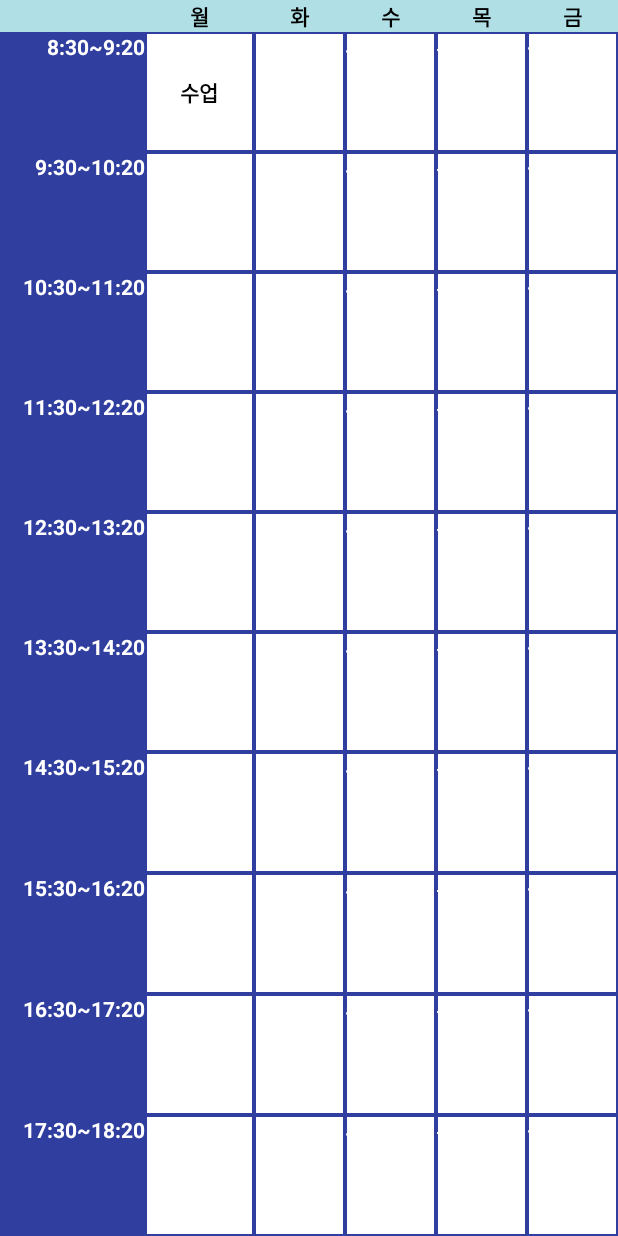
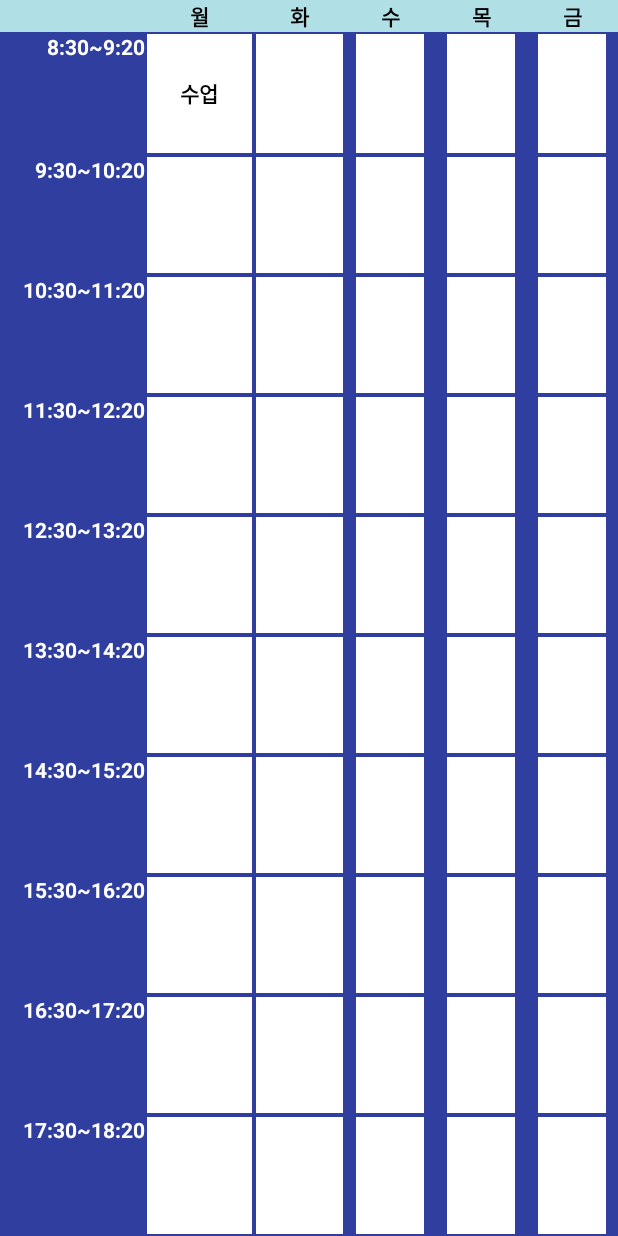
Before and after one commit to tkdyr2/School_Schedule, an Android app: the layout activity_my_schedule.xml on its own in the app's theme, with its tools: preview values and no code run, on a phone screen of 412 x 824 dp. Run offline under Robolectric (Android 15) with nearby library versions, the phone set to English and light mode, and no system bars.

Commit message:
Merge branch 'master' of https://github.com/tkdyr2/School_Schedule
# Conflicts:
#	.idea/caches/build_file_checksums.ser
#	app/src/main/java/cookandroid/com/schoolschedule/Simulation.java

```diff
--- a/app/src/main/res/layout/activity_my_schedule.xml
+++ b/app/src/main/res/layout/activity_my_schedule.xml
@@ -109,7 +109,7 @@
                 />
 
             <TextView
-                android:text="화"
+                android:text=""
                 android:layout_width="wrap_content"
                 android:layout_height="match_parent"
                 android:layout_weight="3"
@@ -121,7 +121,7 @@
                 />
 
             <TextView
-                android:text="수"
+                android:text=""
                 android:layout_width="wrap_content"
                 android:layout_height="match_parent"
                 android:layout_weight="3"
@@ -132,7 +132,7 @@
                 android:id="@+id/wndnesday0"
                 />
             <TextView
-                android:text="목"
+                android:text=""
                 android:layout_width="wrap_content"
                 android:layout_height="match_parent"
                 android:layout_weight="3"
@@ -144,7 +144,7 @@
                 />
 
             <TextView
-                android:text="금"
+                android:text=""
                 android:layout_width="wrap_content"
                 android:layout_height="match_parent"
                 android:layout_weight="3"
@@ -176,7 +176,7 @@
                 />
 
             <TextView
-                android:text="월"
+                android:text=""
                 android:layout_width="wrap_content"
                 android:layout_height="match_parent"
                 android:layout_weight="3"
@@ -188,7 +188,7 @@
                 />
 
             <TextView
-                android:text="화"
+                android:text=""
                 android:layout_width="wrap_content"
                 android:layout_height="match_parent"
                 android:layout_weight="3"
@@ -200,7 +200,7 @@
                 />
 
             <TextView
-                android:text="수"
+                android:text=""
                 android:layout_width="wrap_content"
                 android:layout_height="match_parent"
                 android:layout_weight="3"
@@ -211,7 +211,7 @@
                 android:id="@+id/wndnesday1"
                 />
             <TextView
-                android:text="목"
+                android:text=""
                 android:layout_width="wrap_content"
                 android:layout_height="match_parent"
                 android:layout_weight="3"
@@ -223,7 +223,7 @@
                 />
 
             <TextView
-                android:text="금"
+                android:text=""
                 android:layout_width="wrap_content"
                 android:layout_height="match_parent"
                 android:layout_weight="3"
@@ -255,7 +255,7 @@
                 />
 
             <TextView
-                android:text="월"
+                android:text=""
                 android:layout_width="wrap_content"
                 android:layout_height="match_parent"
                 android:layout_weight="3"
@@ -267,7 +267,7 @@
                 />
 
             <TextView
-                android:text="화"
+                android:text=""
                 android:layout_width="wrap_content"
                 android:layout_height="match_parent"
                 android:layout_weight="3"
@@ -279,7 +279,7 @@
                 />
 
             <TextView
-                android:text="수"
+                android:text=""
                 android:layout_width="wrap_content"
                 android:layout_height="match_parent"
                 android:layout_weight="3"
@@ -290,7 +290,7 @@
                 android:id="@+id/wndnesday2"
                 />
             <TextView
-                android:text="목"
+                android:text=""
                 android:layout_width="wrap_content"
                 android:layout_height="match_parent"
                 android:layout_weight="3"
@@ -302,7 +302,7 @@
                 />
 
             <TextView
-                android:text="금"
+                android:text=""
                 android:layout_width="wrap_content"
                 android:layout_height="match_parent"
                 android:layout_weight="3"
@@ -333,7 +333,7 @@
                 />
 
             <TextView
-                android:text="월"
+                android:text=""
                 android:layout_width="wrap_content"
                 android:layout_height="match_parent"
                 android:layout_weight="3"
@@ -345,7 +345,7 @@
                 />
 
             <TextView
-                android:text="화"
+                android:text=""
                 android:layout_width="wrap_content"
                 android:layout_height="match_parent"
                 android:layout_weight="3"
@@ -357,7 +357,7 @@
                 />
 
             <TextView
-                android:text="수"
+                android:text=""
                 android:layout_width="wrap_content"
                 android:layout_height="match_parent"
                 android:layout_weight="3"
@@ -368,7 +368,7 @@
                 android:id="@+id/wndnesday3"
                 />
             <TextView
-                android:text="목"
+                android:text=""
                 android:layout_width="wrap_content"
                 android:layout_height="match_parent"
                 android:layout_weight="3"
@@ -380,7 +380,7 @@
                 />
 
             <TextView
-                android:text="금"
+                android:text=""
                 android:layout_width="wrap_content"
                 android:layout_height="match_parent"
                 android:layout_weight="3"
@@ -411,7 +411,7 @@
                 />
 
             <TextView
-                android:text="월"
+                android:text=""
                 android:layout_width="wrap_content"
                 android:layout_height="match_parent"
                 android:layout_weight="3"
@@ -423,7 +423,7 @@
                 />
 
             <TextView
-                android:text="화"
+                android:text=""
                 android:layout_width="wrap_content"
                 android:layout_height="match_parent"
                 android:layout_weight="3"
@@ -435,7 +435,7 @@
                 />
 
             <TextView
-                android:text="수"
+                android:text=""
                 android:layout_width="wrap_content"
                 android:layout_height="match_parent"
                 android:layout_weight="3"
@@ -446,7 +446,7 @@
                 android:id="@+id/wndnesday4"
                 />
             <TextView
-                android:text="목"
+                android:text=""
                 android:layout_width="wrap_content"
                 android:layout_height="match_parent"
                 android:layout_weight="3"
@@ -458,7 +458,7 @@
                 />
 
             <TextView
-                android:text="금"
+                android:text=""
                 android:layout_width="wrap_content"
                 android:layout_height="match_parent"
                 android:layout_weight="3"
@@ -489,7 +489,7 @@
                 />
 
             <TextView
-                android:text="월"
+                android:text=""
                 android:layout_width="wrap_content"
                 android:layout_height="match_parent"
                 android:layout_weight="3"
@@ -501,7 +501,7 @@
                 />
 
             <TextView
-                android:text="화"
+                android:text=""
                 android:layout_width="wrap_content"
                 android:layout_height="match_parent"
                 android:layout_weight="3"
@@ -513,7 +513,7 @@
                 />
 
             <TextView
-                android:text="수"
+                android:text=""
                 android:layout_width="wrap_content"
                 android:layout_height="match_parent"
                 android:layout_weight="3"
@@ -524,7 +524,7 @@
                 android:id="@+id/wndnesday5"
                 />
             <TextView
-                android:text="목"
+                android:text=""
                 android:layout_width="wrap_content"
                 android:layout_height="match_parent"
                 android:layout_weight="3"
@@ -536,7 +536,7 @@
                 />
 
             <TextView
-                android:text="금"
+                android:text=""
                 android:layout_width="wrap_content"
                 android:layout_height="match_parent"
                 android:layout_weight="3"
@@ -567,7 +567,7 @@
                 />
 
             <TextView
-                android:text="월"
+                android:text=""
                 android:layout_width="wrap_content"
                 android:layout_height="match_parent"
                 android:layout_weight="3"
@@ -579,7 +579,7 @@
                 />
 
             <TextView
-                android:text="화"
+                android:text=""
                 android:layout_width="wrap_content"
                 android:layout_height="match_parent"
                 android:layout_weight="3"
@@ -591,7 +591,7 @@
                 />
 
             <TextView
-                android:text="수"
+                android:text=""
                 android:layout_width="wrap_content"
                 android:layout_height="match_parent"
                 android:layout_weight="3"
@@ -602,7 +602,7 @@
                 android:id="@+id/wndnesday6"
                 />
             <TextView
-                android:text="목"
+                android:text=""
                 android:layout_width="wrap_content"
                 android:layout_height="match_parent"
                 android:layout_weight="3"
@@ -614,7 +614,7 @@
                 />
 
             <TextView
-                android:text="금"
+                android:text=""
                 android:layout_width="wrap_content"
                 android:layout_height="match_parent"
                 android:layout_weight="3"
@@ -645,7 +645,7 @@
                 />
 
             <TextView
-                android:text="월"
+                android:text=""
                 android:layout_width="wrap_content"
                 android:layout_height="match_parent"
                 android:layout_weight="3"
@@ -657,7 +657,7 @@
                 />
 
             <TextView
-                android:text="화"
+                android:text=""
                 android:layout_width="wrap_content"
                 android:layout_height="match_parent"
                 android:layout_weight="3"
@@ -669,7 +669,7 @@
                 />
 
             <TextView
-                android:text="수"
+                android:text=""
                 android:layout_width="wrap_content"
                 android:layout_height="match_parent"
                 android:layout_weight="3"
@@ -680,7 +680,7 @@
                 android:id="@+id/wndnesday7"
                 />
             <TextView
-                android:text="목"
+                android:text=""
                 android:layout_width="wrap_content"
                 android:layout_height="match_parent"
                 android:layout_weight="3"
@@ -692,7 +692,7 @@
                 />
 
             <TextView
-                android:text="금"
+                android:text=""
                 android:layout_width="wrap_content"
                 android:layout_height="match_parent"
                 android:layout_weight="3"
@@ -723,7 +723,7 @@
                 />
 
             <TextView
-                android:text="월"
+                android:text=""
                 android:layout_width="wrap_content"
                 android:layout_height="match_parent"
                 android:layout_weight="3"
@@ -735,7 +735,7 @@
                 />
 
             <TextView
-                android:text="화"
+                android:text=""
                 android:layout_width="wrap_content"
                 android:layout_height="match_parent"
                 android:layout_weight="3"
@@ -747,7 +747,7 @@
                 />
 
             <TextView
-                android:text="수"
+                android:text=""
                 android:layout_width="wrap_content"
                 android:layout_height="match_parent"
                 android:layout_weight="3"
@@ -758,7 +758,7 @@
                 android:id="@+id/wndnesday8"
                 />
             <TextView
-                android:text="목"
+                android:text=""
                 android:layout_width="wrap_content"
                 android:layout_height="match_parent"
                 android:layout_weight="3"
@@ -770,7 +770,7 @@
                 />
 
             <TextView
-                android:text="금"
+                android:text=""
                 android:layout_width="wrap_content"
                 android:layout_height="match_parent"
                 android:layout_weight="3"
@@ -803,7 +803,7 @@
                 />
 
             <TextView
-                android:text="월"
+                android:text=""
                 android:layout_width="wrap_content"
                 android:layout_height="match_parent"
                 android:layout_weight="3"
@@ -815,7 +815,7 @@
                 />
 
             <TextView
-                android:text="화"
+                android:text=""
                 android:layout_width="wrap_content"
                 android:layout_height="match_parent"
                 android:layout_weight="3"
@@ -827,7 +827,7 @@
                 />
 
             <TextView
-                android:text="수"
+                android:text=""
                 android:layout_width="wrap_content"
                 android:layout_height="match_parent"
                 android:layout_weight="3"
@@ -838,7 +838,7 @@
                 android:id="@+id/wndnesday9"
                 />
             <TextView
-                android:text="목"
+                android:text=""
                 android:layout_width="wrap_content"
                 android:layout_height="match_parent"
                 android:layout_weight="3"
@@ -850,7 +850,7 @@
                 />
 
             <TextView
-                android:text="금"
+                android:text=""
                 android:layout_width="wrap_content"
                 android:layout_height="match_parent"
                 android:layout_weight="3"
```
